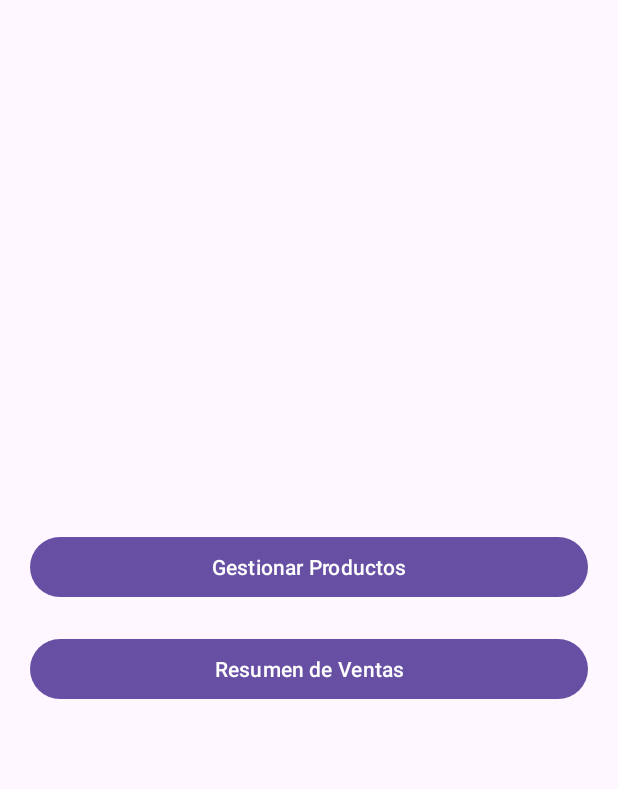
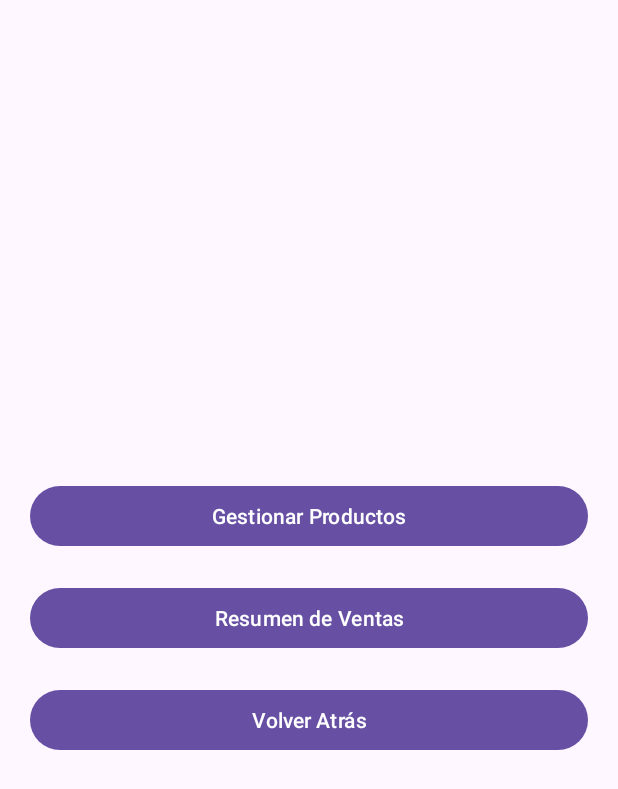
Before and after one commit to AnimatiWA/AnimatiApp, an Android app: the MenuAdminActivity screen opened directly, with no data from a screen before it, on a phone screen of 412 x 824 dp. Shown: the top 789 px of the screen. Run offline under Robolectric (Android 15) with nearby library versions, the phone set to English and light mode, and no system bars; Roboto replaces fonts that are not available here.

Commit message:
Agregado de Boton en admin

```diff
--- a/AnimatiApp Android/app/src/main/java/com/example/animatiappandroid/MenuAdminActivity.java
+++ b/AnimatiApp Android/app/src/main/java/com/example/animatiappandroid/MenuAdminActivity.java
@@ -15,6 +15,7 @@ public class MenuAdminActivity extends AppCompatActivity {
 
         Button btnGestionar = findViewById(R.id.btnGestionarProductos);
         Button btnResumen = findViewById(R.id.btnResumenVentas);
+        Button btnVolverAtras = findViewById(R.id.btnVolverAtras);
 
         btnGestionar.setOnClickListener(v -> {
             Intent intent = new Intent(MenuAdminActivity.this, AdminActivity.class);
@@ -25,5 +26,9 @@ public class MenuAdminActivity extends AppCompatActivity {
             Intent intent = new Intent(MenuAdminActivity.this, ResumenVentasActivity.class);
             startActivity(intent);
         });
+
+        btnVolverAtras.setOnClickListener(v -> {
+            finish();
+        });
     }
 }
--- a/AnimatiApp Android/app/src/main/res/layout/activity_menu_admin.xml
+++ b/AnimatiApp Android/app/src/main/res/layout/activity_menu_admin.xml
@@ -18,4 +18,11 @@
         android:layout_height="wrap_content"
         android:text="Resumen de Ventas"
         android:layout_marginTop="20dp" />
+
+    <Button
+        android:id="@+id/btnVolverAtras"
+        android:layout_width="match_parent"
+        android:layout_height="wrap_content"
+        android:text="Volver Atrás"
+        android:layout_marginTop="20dp" />
 </LinearLayout>
```
